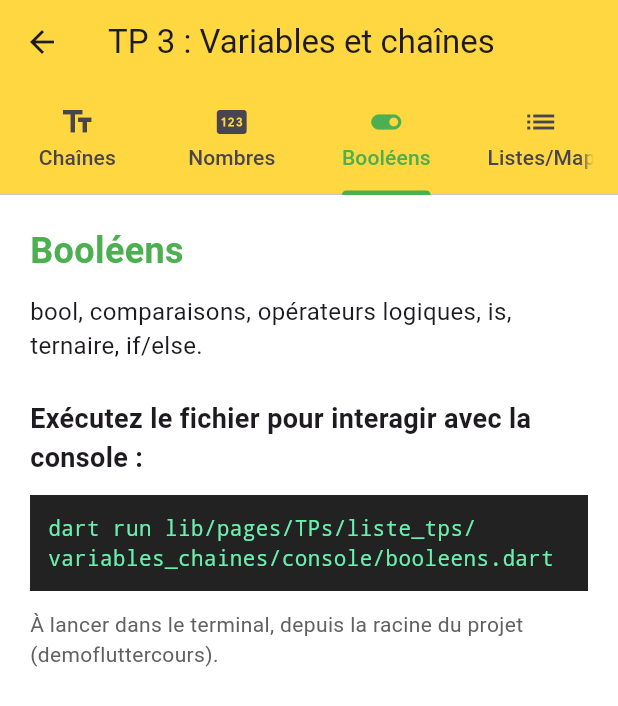
After one commit to dibikre/demofluttercours, a Flutter app: the VariablesChaines screen opened directly, tab 3 chosen, on a phone screen of 412 x 824 dp. The commit adds this screen. Shown: the top 706 px of the screen. Run offline on Flutter 3.47's test engine with Material 3 defaults, Android fonts, the phone set to English and light mode, and no system bars.

Commit message:
essaie variables et chaines de caracteres via la console

```diff
--- /dev/null
+++ b/lib/pages/TPs/liste_tps/variables_chaines/console/booleens.dart
@@ -0,0 +1,75 @@
+// ignore_for_file: avoid_print
+import 'dart:io';
+
+String lire(String invite) {
+  stdout.write(invite);
+  return stdin.readLineSync() ?? '';
+}
+
+void exemple() {
+  print('--- Booléens ---');
+  var vrai = true;
+  bool faux = false;
+  print('vrai = $vrai, faux = $faux');
+
+  print('--- Opérateurs logiques ---');
+  print('vrai && faux = ${vrai && faux}');
+  print('vrai || faux = ${vrai || faux}');
+  print('!vrai        = ${!vrai}');
+
+  print('--- Comparaisons (5 et 3) ---');
+  print('5 == 3 : ${5 == 3}');
+  print('5 != 3 : ${5 != 3}');
+  print('5 > 3  : ${5 > 3}');
+  print('5 <= 3 : ${5 <= 3}');
+
+  print('--- Test de type ---');
+  Object valeur = 'Dart';
+  print('"Dart" is String : ${valeur is String}');
+  print('"Dart" is int    : ${valeur is int}');
+  print('"Dart" is! int   : ${valeur is! int}');
+}
+
+void avecSaisie() {
+  num? n = num.tryParse(lire('Tape un nombre : '));
+  if (n == null) {
+    print('Erreur : ce n\'est pas un nombre');
+    return;
+  }
+  print('$n > 10  : ${n > 10}');
+  print('$n == 10 : ${n == 10}');
+  print('$n est pair : ${n is int ? n % 2 == 0 : 'non applicable'}');
+  print('$n entre 0 et 100 : ${n >= 0 && n <= 100}');
+
+  // Opérateur ternaire : expr1 ? expr2 : expr3
+  print(n >= 18 ? 'Ternaire : majeur (>= 18)' : 'Ternaire : mineur (< 18)');
+
+  // if ... else
+  if (n > 0) {
+    print('if/else : positif');
+  } else if (n < 0) {
+    print('if/else : négatif');
+  } else {
+    print('if/else : zéro');
+  }
+}
+
+void main() {
+  while (true) {
+    print('\n=== Booléens ===');
+    print('1. Exécuter l\'exemple');
+    print('2. Tester avec mon nombre');
+    print('0. Quitter');
+    String choix = lire('Choix : ');
+    if (choix == '1') {
+      exemple();
+    } else if (choix == '2') {
+      avecSaisie();
+    } else if (choix == '0') {
+      print('Au revoir !');
+      break;
+    } else {
+      print('Choix invalide');
+    }
+  }
+}
--- /dev/null
+++ b/lib/pages/TPs/liste_tps/variables_chaines/console/collections.dart
@@ -0,0 +1,122 @@
+// ignore_for_file: avoid_print
+import 'dart:io';
+
+String lire(String invite) {
+  stdout.write(invite);
+  return stdin.readLineSync() ?? '';
+}
+
+// Données manipulées par le mode interactif
+final List<String> maListe = [];
+final Map<String, String> maMap = {};
+
+void exemple() {
+  print('--- Liste + boucle for ---');
+  List<int> liste = [1, 2, 3, 4, 5, 6, 7, 8, 9];
+  int somme = 0;
+  for (int i = 0; i < liste.length; i++) {
+    somme += liste[i];
+  }
+  print('for    : somme = $somme');
+
+  print('--- Boucle for in ---');
+  int somme2 = 0;
+  for (int element in liste) {
+    somme2 += element;
+  }
+  print('for in : somme = $somme2');
+
+  print('--- if ... else dans une boucle ---');
+  List<int> paires = [];
+  List<int> impaires = [];
+  for (int e in liste) {
+    if (e % 2 == 0) {
+      paires.add(e);
+    } else {
+      impaires.add(e);
+    }
+  }
+  print('paires   : $paires');
+  print('impaires : $impaires');
+
+  print('--- Liste dynamique ---');
+  var dynamique = <dynamic>[1, true, 'String', 5.6e6];
+  dynamique.add('ajout');
+  print('$dynamique (taille ${dynamique.length})');
+
+  print('--- Liste de listes ---');
+  List<List<int>> multi = [
+    [10, 20, 30],
+    [40, 50, 60],
+  ];
+  print('multi[0][1] = ${multi[0][1]}, multi[1][2] = ${multi[1][2]}');
+
+  print('--- Map ---');
+  Map<String, int> m = {'un': 1, 'deux': 2};
+  m['trois'] = 3;
+  print('$m');
+  print("m['un'] = ${m['un']}");
+}
+
+void interactif() {
+  print('\nCommandes :');
+  print('  + valeur    ajoute à la liste');
+  print('  - valeur    retire de la liste');
+  print('  somme       somme des nombres de la liste');
+  print('  cle:valeur  ajoute à la map');
+  print('  ? cle       lit une clé de la map');
+  print('  vider       vide la liste et la map');
+  print('  retour      revient au menu');
+
+  while (true) {
+    String texte = lire('> ');
+    if (texte == 'retour') {
+      break;
+    } else if (texte.startsWith('+ ')) {
+      maListe.add(texte.substring(2).trim());
+      print('Liste : $maListe');
+    } else if (texte.startsWith('- ')) {
+      bool ok = maListe.remove(texte.substring(2).trim());
+      print(ok ? 'Liste : $maListe' : 'Valeur introuvable');
+    } else if (texte == 'somme') {
+      double somme = 0;
+      for (String element in maListe) {
+        somme += double.tryParse(element) ?? 0;
+      }
+      print('Somme = $somme');
+    } else if (texte.startsWith('? ')) {
+      String cle = texte.substring(2).trim();
+      print('maMap[$cle] = ${maMap[cle]}');
+    } else if (texte.contains(':')) {
+      List<String> morceaux = texte.split(':');
+      maMap[morceaux[0].trim()] = morceaux[1].trim();
+      print('Map : $maMap');
+    } else if (texte == 'vider') {
+      maListe.clear();
+      maMap.clear();
+      print('Liste et map vidées');
+    } else {
+      print('Commande inconnue');
+    }
+  }
+}
+
+void main() {
+  while (true) {
+    print('\n=== Listes, Maps et boucles ===');
+    print('1. Exécuter l\'exemple');
+    print('2. Mode interactif (liste et map)');
+    print('0. Quitter');
+    String choix = lire('Choix : ');
+    if (choix == '1') {
+      exemple();
+    } else if (choix == '2') {
+      interactif();
+    } else if (choix == '0') {
+      print('Au revoir !');
+      break;
+    } else {
+      print('Choix invalide');
+    }
+  }
+}
--- /dev/null
+++ b/lib/pages/TPs/liste_tps/variables_chaines/onglet_executer.dart
@@ -0,0 +1,61 @@
+import 'package:flutter/material.dart';
+
+// Onglet qui indique quel fichier exécuter pour interagir avec la console
+class OngletExecuter extends StatelessWidget {
+  final String titre;
+  final String description;
+  final String fichier; // chemin du fichier console à exécuter
+
+  const OngletExecuter({
+    super.key,
+    required this.titre,
+    required this.description,
+    required this.fichier,
+  });
+
+  @override
+  Widget build(BuildContext context) {
+    return Padding(
+      padding: EdgeInsets.all(20),
+      child: Column(
+        crossAxisAlignment: CrossAxisAlignment.start,
+        children: [
+          Text(
+            titre,
+            style: TextStyle(
+              fontSize: 24,
+              fontWeight: FontWeight.bold,
+              color: Colors.green,
+            ),
+          ),
+          SizedBox(height: 12),
+          Text(description, style: TextStyle(fontSize: 16)),
+          SizedBox(height: 24),
+          Text(
+            'Exécutez le fichier pour interagir avec la console :',
+            style: TextStyle(fontSize: 18, fontWeight: FontWeight.bold),
+          ),
+          SizedBox(height: 12),
+          Container(
+            width: double.infinity,
+            padding: EdgeInsets.all(12),
+            color: Colors.black87,
+            child: SelectableText(
+              'dart run $fichier',
+              style: TextStyle(
+                color: Colors.greenAccent,
+                fontFamily: 'monospace',
+                fontSize: 14,
+              ),
+            ),
+          ),
+          SizedBox(height: 12),
+          Text(
+            'À lancer dans le terminal, depuis la racine du projet (demofluttercours).',
+            style: TextStyle(fontSize: 14, color: Colors.grey[700]),
+          ),
+        ],
+      ),
+    );
+  }
+}
--- /dev/null
+++ b/lib/pages/TPs/liste_tps/variables_chaines/variables_chaines.dart
@@ -0,0 +1,59 @@
+import 'package:flutter/material.dart';
+import 'onglet_executer.dart';
+
+// TP 3 : Variables et chaînes (Chapitre 4 : Langage Dart)
+// Chaque onglet indique le fichier console à exécuter
+class VariablesChaines extends StatelessWidget {
+  const VariablesChaines({super.key});
+
+  static const String _dossier =
+      'lib/pages/TPs/liste_tps/variables_chaines/console';
+
+  @override
+  Widget build(BuildContext context) {
+    return DefaultTabController(
+      length: 4,
+      child: Scaffold(
+        backgroundColor: Colors.white,
+        appBar: AppBar(
+          title: Text('TP 3 : Variables et chaînes'),
+          backgroundColor: Colors.amberAccent,
+          bottom: TabBar(
+            labelColor: Colors.green,
+            indicatorColor: Colors.green,
+            tabs: [
+              Tab(icon: Icon(Icons.text_fields), text: 'Chaînes'),
+              Tab(icon: Icon(Icons.pin), text: 'Nombres'),
+              Tab(icon: Icon(Icons.toggle_on), text: 'Booléens'),
+              Tab(icon: Icon(Icons.list), text: 'Listes/Maps'),
+            ],
+          ),
+        ),
+        body: TabBarView(
+          children: [
+            OngletExecuter(
+              titre: 'Chaînes de caractères',
+              description: 'Concaténation et interpolation (\$variable, \${expression}).',
+              fichier: '$_dossier/chaines.dart',
+            ),
+            OngletExecuter(
+              titre: 'Nombres',
+              description: 'Types num, int, double et opérateurs arithmétiques.',
+              fichier: '$_dossier/nombres.dart',
+            ),
+            OngletExecuter(
+              titre: 'Booléens',
+              description: 'bool, comparaisons, opérateurs logiques, is, ternaire, if/else.',
+              fichier: '$_dossier/booleens.dart',
+            ),
+            OngletExecuter(
+              titre: 'Listes et Maps',
+              description: 'List, Map, boucles for et for in.',
+              fichier: '$_dossier/collections.dart',
+            ),
+          ],
+        ),
+      ),
+    );
+  }
+}
--- a/lib/pages/menu.page.dart
+++ b/lib/pages/menu.page.dart
@@ -1,6 +1,8 @@
 import 'package:flutter/material.dart';
+
 import 'calculs.page.dart';
 import 'widgets/leswidgets.dart';
+import 'TPs/les_tps.page.dart';
 
 // Menu latéral gauche (Drawer)
 class MenuPage extends StatelessWidget {
@@ -21,10 +23,7 @@ class MenuPage extends StatelessWidget {
       title: Text(titre, style: TextStyle(fontSize: 20)),
       onTap: () {
         Navigator.pop(context);
-        Navigator.push(
-          context,
-          MaterialPageRoute(builder: (context) => page),
-        );
+        Navigator.push(context, MaterialPageRoute(builder: (context) => page));
       },
     );
   }
@@ -47,6 +46,7 @@ class MenuPage extends StatelessWidget {
           ),
           _item(context, Icons.calculate, 'Calculatrice', Calculs()),
           _item(context, Icons.widgets, 'Les Widgets', LesWidgets()),
+          _item(context, Icons.school, 'Les TPs', LesTPs()),
           // Le bouton Accueil n'apparaît que si on n'est pas déjà sur l'accueil
           if (!surAccueil)
             ListTile(
```
Also changed, not shown: lib/pages/TPs/les_tps.page.dart (added, +43 -0 lines), lib/pages/TPs/liste_tps/compteur.dart (added, +56 -0 lines), lib/pages/TPs/liste_tps/test_bonjour.dart (added, +21 -0 lines), lib/pages/TPs/liste_tps/variables_chaines/console/chaines.dart (added, +50 -0 lines), lib/pages/TPs/liste_tps/variables_chaines/console/nombres.dart (added, +77 -0 lines).
